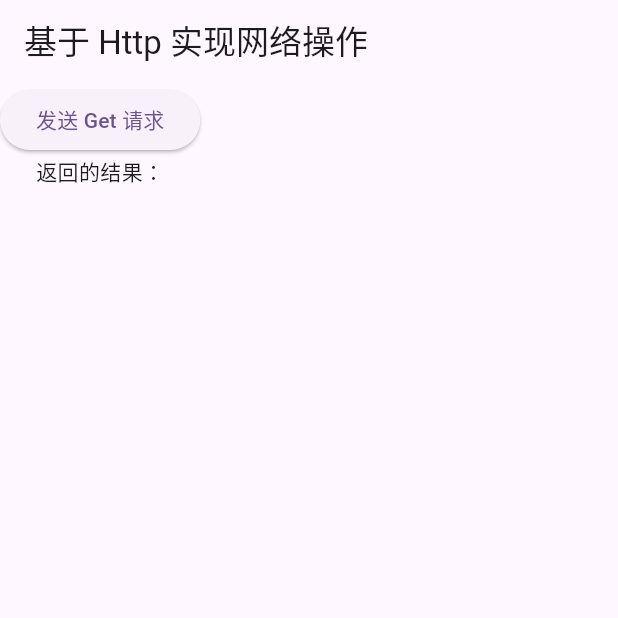
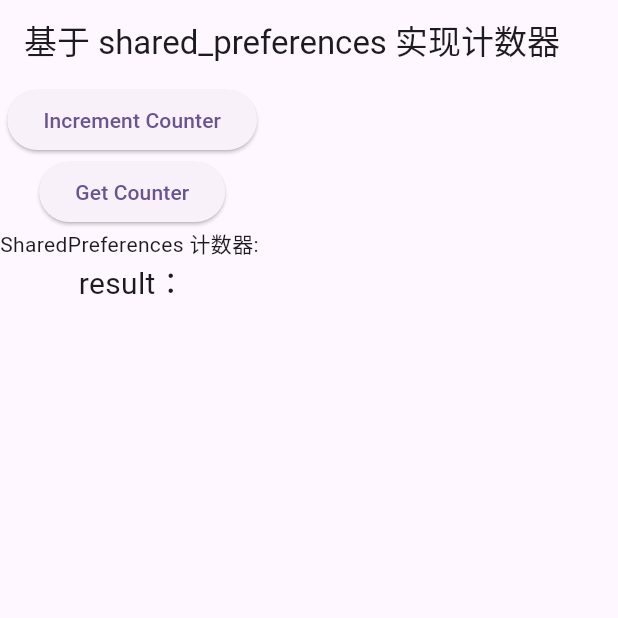
Before and after one commit to Boom618/Flutter_learn, a Flutter app: the screen it shows after launch, on a phone screen of 412 x 824 dp, the top half of it. Run offline on Flutter 3.47's test engine with Material 3 defaults, Android fonts, the phone set to English and light mode, and no system bars; our stand-ins replace shared_preferences.

Commit message:
feat http 网络请求 & json model & Future & SP 存储

```diff
--- /dev/null
+++ b/lib/http/shared_preferences_study.dart
@@ -0,0 +1,53 @@
+import 'package:flutter/material.dart';
+import 'package:shared_preferences/shared_preferences.dart';
+
+/// 基于 shared_preferences 实现计数器
+class SPCounterWidget extends StatefulWidget {
+  const SPCounterWidget({super.key});
+
+  @override
+  State<SPCounterWidget> createState() => _SPCounterWidgetState();
+}
+
+class _SPCounterWidgetState extends State<SPCounterWidget> {
+  String countString = "";
+  String localCount = "";
+
+  @override
+  Widget build(BuildContext context) {
+    return Scaffold(
+      appBar: AppBar(
+        title: Text('基于 shared_preferences 实现计数器'),
+      ),
+      body: Column(
+        children: [
+          ElevatedButton(
+              onPressed: _incrementCounter, child: Text('Increment Counter')),
+          ElevatedButton(
+              onPressed: _getCounter, child: const Text('Get Counter')),
+          Text('SharedPreferences 计数器: $countString'),
+          Text(
+            'result：$localCount',
+            style: const TextStyle(fontSize: 20),
+          ),
+        ],
+      ),
+    );
+  }
+
+  _incrementCounter() async {
+    final prefs = await SharedPreferences.getInstance();
+    int counter = (prefs.getInt('counter') ?? 0) + 1;
+    setState(() {
+      countString = '点击了 $counter 次';
+    });
+    await prefs.setInt('counter', counter);
+  }
+
+  _getCounter() async {
+    final prefs = await SharedPreferences.getInstance();
+    setState(() {
+      localCount = prefs.getInt('counter').toString();
+    });
+  }
+}
--- a/lib/main.dart
+++ b/lib/main.dart
@@ -1,6 +1,9 @@
 import 'package:flutter/material.dart';
 
+import 'http/JsonParsingPage.dart';
+import 'http/future_study.dart';
 import 'http/http_study.dart';
+import 'http/shared_preferences_study.dart';
 
 void main() {
   runApp(const MyApp());
@@ -19,7 +22,10 @@ class MyApp extends StatelessWidget {
         useMaterial3: true,
       ),
       // home: const MyHomePage(title: 'Flutter Demo Home Page'),
-      home: const HttpStudy(),
+      // home: const HttpStudy(),
+      // home: const JsonParsingPage(),
+      // home: const FutureStudy(),
+      home: const SPCounterWidget(),
     );
   }
 }
--- a/pubspec.yaml
+++ b/pubspec.yaml
@@ -36,6 +36,7 @@ dependencies:
   # Use with the CupertinoIcons class for iOS style icons.
   cupertino_icons: ^1.0.2
   http: ^1.2.1
+  shared_preferences: ^2.2.2
 
 dev_dependencies:
   flutter_test:
```
Also changed, not shown: lib/http/JsonParsingPage.dart (added, +67 -0 lines), lib/http/data_model.dart (added, +45 -0 lines), lib/http/future_study.dart (added, +55 -0 lines), lib/http/http_study.dart (+20 -3 lines), pubspec.lock, 8 other files.
